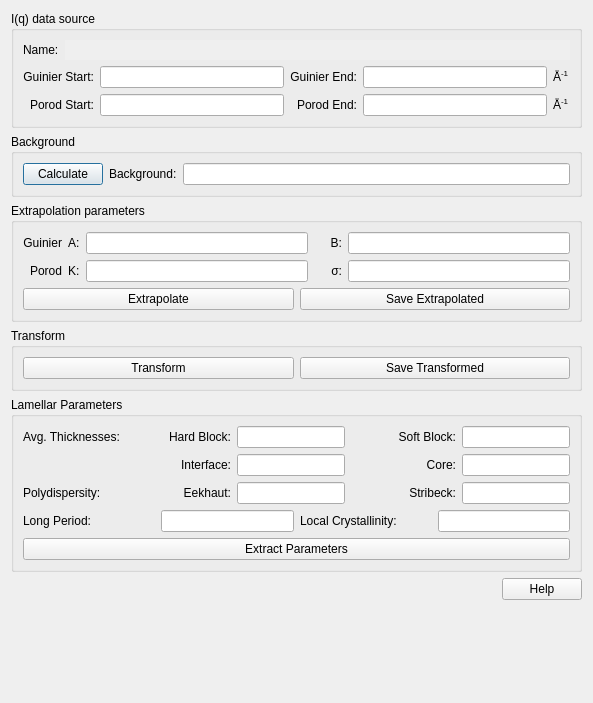
This is src/sas/qtgui/Perspectives/Corfunc/UI/CorfuncPanel.ui in SasView/sasview as Qt 5 draws it before an edit. The edited form follows.
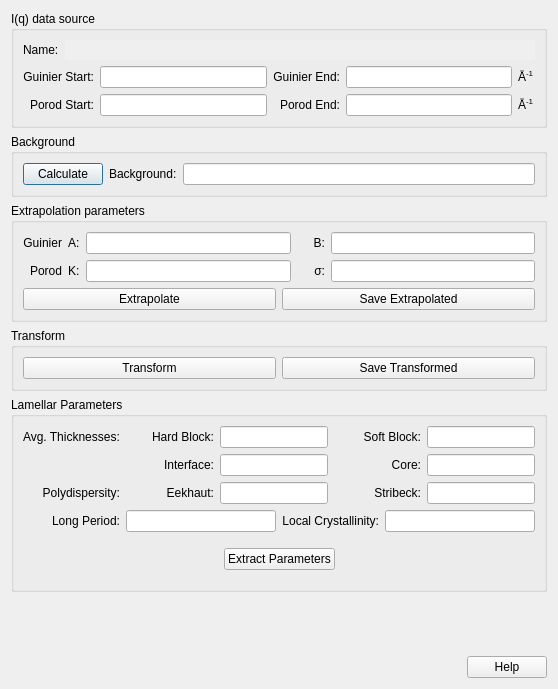
This is the edited form.

Diff of the .ui file:
```diff
--- a/src/sas/qtgui/Perspectives/Corfunc/UI/CorfuncPanel.ui
+++ b/src/sas/qtgui/Perspectives/Corfunc/UI/CorfuncPanel.ui
@@ -6,8 +6,8 @@
    <rect>
     <x>0</x>
     <y>0</y>
-    <width>593</width>
-    <height>703</height>
+    <width>558</width>
+    <height>689</height>
    </rect>
   </property>
   <property name="sizePolicy">
@@ -66,7 +66,7 @@
    <item row="0" column="0">
     <widget class="QGroupBox" name="groupBox">
      <property name="sizePolicy">
-      <sizepolicy hsizetype="Preferred" vsizetype="Fixed">
+      <sizepolicy hsizetype="MinimumExpanding" vsizetype="Fixed">
        <horstretch>0</horstretch>
        <verstretch>0</verstretch>
       </sizepolicy>
@@ -352,6 +352,9 @@
           <property name="text">
            <string>Polydispersity:</string>
           </property>
+          <property name="alignment">
+           <set>Qt::AlignRight|Qt::AlignTrailing|Qt::AlignVCenter</set>
+          </property>
          </widget>
         </item>
         <item row="1" column="1">
@@ -432,6 +435,52 @@
         </item>
        </layout>
       </item>
+      <item row="3" column="0">
+       <layout class="QHBoxLayout" name="horizontalLayout_7">
+        <property name="topMargin">
+         <number>10</number>
+        </property>
+        <property name="bottomMargin">
+         <number>10</number>
+        </property>
+        <item>
+         <spacer name="horizontalSpacer_2">
+          <property name="orientation">
+           <enum>Qt::Horizontal</enum>
+          </property>
+          <property name="sizeHint" stdset="0">
+           <size>
+            <width>40</width>
+            <height>20</height>
+           </size>
+          </property>
+         </spacer>
+        </item>
+        <item>
+         <widget class="QPushButton" name="cmdExtract">
+          <property name="toolTip">
+           <string>Extract model parameters from the real space transformed curve.</string>
+          </property>
+          <property name="text">
+           <string>Extract Parameters</string>
+          </property>
+         </widget>
+        </item>
+        <item>
+         <spacer name="horizontalSpacer_3">
+          <property name="orientation">
+           <enum>Qt::Horizontal</enum>
+          </property>
+          <property name="sizeHint" stdset="0">
+           <size>
+            <width>40</width>
+            <height>20</height>
+           </size>
+          </property>
+         </spacer>
+        </item>
+       </layout>
+      </item>
       <item row="1" column="0">
        <layout class="QGridLayout" name="gridLayout_9">
         <property name="bottomMargin">
@@ -454,6 +503,9 @@
           <property name="text">
            <string>Long Period:</string>
           </property>
+          <property name="alignment">
+           <set>Qt::AlignRight|Qt::AlignTrailing|Qt::AlignVCenter</set>
+          </property>
          </widget>
         </item>
         <item row="0" column="1">
@@ -466,7 +518,7 @@
           </property>
           <property name="minimumSize">
            <size>
-            <width>20</width>
+            <width>150</width>
             <height>20</height>
            </size>
           </property>
@@ -489,6 +541,9 @@
           <property name="text">
            <string>Local Crystallinity:</string>
           </property>
+          <property name="alignment">
+           <set>Qt::AlignRight|Qt::AlignTrailing|Qt::AlignVCenter</set>
+          </property>
          </widget>
         </item>
         <item row="0" column="3">
@@ -501,7 +556,7 @@
           </property>
           <property name="minimumSize">
            <size>
-            <width>20</width>
+            <width>150</width>
             <height>20</height>
            </size>
           </property>
@@ -509,16 +564,6 @@
         </item>
        </layout>
       </item>
-      <item row="2" column="0">
-       <widget class="QPushButton" name="cmdExtract">
-        <property name="toolTip">
-         <string>Extract model parameters from the real space transformed curve.</string>
-        </property>
-        <property name="text">
-         <string>Extract Parameters</string>
-        </property>
-       </widget>
-      </item>
      </layout>
     </widget>
    </item>
@@ -646,10 +691,7 @@
      </layout>
     </widget>
    </item>
-   <item row="0" column="1" rowspan="7">
-    <layout class="QVBoxLayout" name="plotLayout"/>
-   </item>
-   <item row="5" column="0">
+   <item row="6" column="0">
     <layout class="QHBoxLayout" name="horizontalLayout_5">
      <item>
       <spacer name="horizontalSpacer">
@@ -720,6 +762,19 @@
      </layout>
     </widget>
    </item>
+   <item row="5" column="0">
+    <spacer name="verticalSpacer">
+     <property name="orientation">
+      <enum>Qt::Vertical</enum>
+     </property>
+     <property name="sizeHint" stdset="0">
+      <size>
+       <width>20</width>
+       <height>1</height>
+      </size>
+     </property>
+    </spacer>
+   </item>
   </layout>
  </widget>
  <resources/>
```
